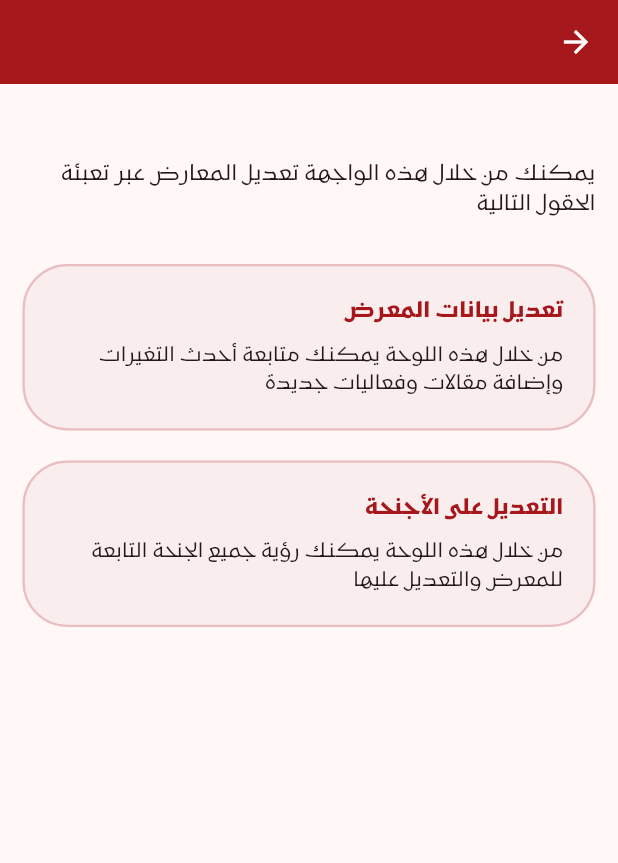
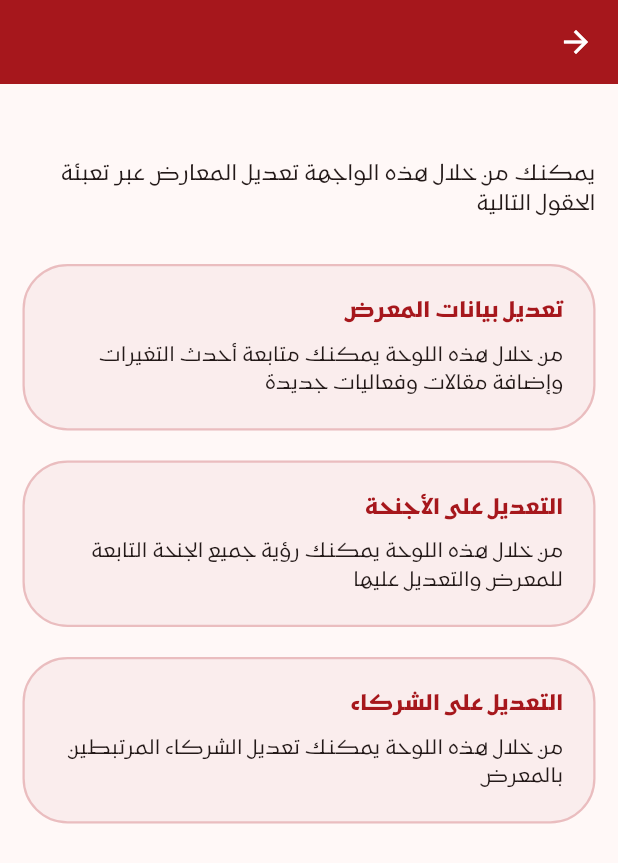
Before and after one commit to AsmaaALG/gallary_management_new_edit, a Flutter app: the GallerySuiteScreen screen opened directly with empty values, on a phone screen of 412 x 824 dp. Shown: the top 863 px of the screen. Run offline on Flutter 3.47's test engine with Material 3 defaults, Android fonts, the light colour scheme and no system bars; our stand-ins replace cloud_firestore, firebase_auth, firebase_core, font_awesome_flutter; accounts and stored records are empty.

Commit message:
Partners interface added, I modified firebase_service.dart code and added a function to delete partners associated with gallery, also added functions for partners

```diff
--- a/lib/screens/gallery_suite_screen.dart
+++ b/lib/screens/gallery_suite_screen.dart
@@ -3,6 +3,7 @@ import 'package:gallery_management/constants.dart';
 import 'package:gallery_management/screens/edit_gallery_screen.dart';
 import 'package:gallery_management/screens/gallery_management_screen.dart';
 import 'package:gallery_management/screens/suite_management_screen.dart';
+import 'package:gallery_management/screens/partner_management_screen.dart';
 
 class GallerySuiteScreen extends StatelessWidget {
   final String galleryId;
@@ -149,6 +150,59 @@ class GallerySuiteScreen extends StatelessWidget {
                   ),
                 ),
               ),
+              SizedBox(height: 20),
+              InkWell(
+                onTap: () => Navigator.push(
+                  context,
+                  MaterialPageRoute(
+                    builder: (context) =>
+                        PartnerManagementScreen(galleryId: galleryId),
+                  ),
+                ),
+                child: Container(
+                  decoration: BoxDecoration(
+                    color: const Color.fromARGB(255, 250, 237, 237),
+                    border: Border.all(
+                      color: const Color.fromARGB(255, 218, 142, 146)
+                          .withOpacity(0.5),
+                      width: 1.5,
+                    ),
+                    borderRadius: BorderRadius.circular(30),
+                  ),
+                  padding: const EdgeInsets.all(10),
+                  child: const Padding(
+                    padding: EdgeInsets.symmetric(vertical: 10, horizontal: 10),
+                    child: Column(
+                      mainAxisAlignment: MainAxisAlignment.spaceBetween,
+                      crossAxisAlignment: CrossAxisAlignment.start,
+                      children: [
+                        Text(
+                          textAlign: TextAlign.right,
+                          'التعديل على الشركاء',
+                          style: TextStyle(
+                            fontSize: 14,
+                            fontFamily: mainFont,
+                            color: primaryColor,
+                            fontWeight: FontWeight.bold,
+                          ),
+                          maxLines: 2,
+                          overflow: TextOverflow.ellipsis,
+                        ),
+                        SizedBox(height: 10),
+                        Text(
+                          'من خلال هذه اللوحة يمكنك تعديل الشركاء المرتبطين بالمعرض',
+                          style: TextStyle(
+                            fontSize: 13,
+                            fontFamily: mainFont,
+                          ),
+                          maxLines: 3,
+                          overflow: TextOverflow.ellipsis,
+                        ),
+                      ],
+                    ),
+                  ),
+                ),
+              ),
             ],
           ),
         ),
--- a/lib/widgets/custom_text_field.dart
+++ b/lib/widgets/custom_text_field.dart
@@ -16,6 +16,7 @@ class CustomTextField extends StatelessWidget {
   @override
   Widget build(BuildContext context) {
     return TextField(
+      textAlign: TextAlign.right,
       controller: controller,
       obscureText: obscureText,
       decoration: InputDecoration(
```
Also changed, not shown: lib/screens/partner_management_screen.dart (added, +144 -0 lines), lib/services/firestore_service.dart (+44 -0 lines), 126 other files.
